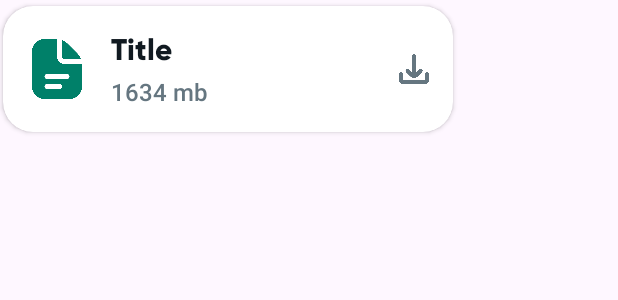
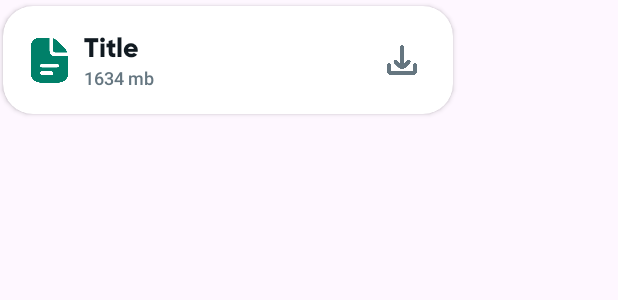
Before and after one commit to rajmaru/TempMail, an Android app: the layout attachments_layout.xml on its own in the app's theme, with its tools: preview values and no code run, on a phone screen of 412 x 824 dp. Shown: the top 300 px of the screen. Run offline under Robolectric (Android 15) with nearby library versions, the phone set to English and light mode, and no system bars.

Commit message:
Initial commit

```diff
--- a/app/src/main/java/com/one/tempmail/Adapter/InboxAdapter.java
+++ b/app/src/main/java/com/one/tempmail/Adapter/InboxAdapter.java
@@ -14,14 +14,14 @@ import com.one.tempmail.R;
 import com.one.tempmail.UI.MainActivity;
 import com.one.tempmail.UI.OpenMail;
 
-import java.util.ArrayList;
+import java.util.List;
 
 public class InboxAdapter extends RecyclerView.Adapter<InboxAdapter.InboxViewHolder>{
 
-    ArrayList<InboxData> inboxDataList;
+    List<InboxData> inboxDataList;
     MainActivity activity;
 
-    public InboxAdapter(MainActivity activity, ArrayList<InboxData> inboxDataList) {
+    public InboxAdapter(MainActivity activity, List<InboxData> inboxDataList) {
         this.inboxDataList = inboxDataList;
         this.activity = activity;
     }
--- a/app/src/main/java/com/one/tempmail/Constants/Constants.java
+++ b/app/src/main/java/com/one/tempmail/Constants/Constants.java
@@ -1,7 +1,8 @@
 package com.one.tempmail.Constants;
 
 public class Constants {
-    public static final String BASE_URL = "https://www.1secmail.com/api/v1/";
+    public static final String BASE_URL = "https://www.1secmail.com/";
+    public static final String ACTION_GET_RANDOM_EMAIL = "genRandomMailbox";
     public static final String ACTION_GET_MESSAGES = "getMessages";
     public static final String ACTION_READ_MESSAGE = "readMessage";
     public static final String ACTION_DOWNLOAD = "download";
--- a/app/src/main/java/com/one/tempmail/UI/OpenMail.java
+++ b/app/src/main/java/com/one/tempmail/UI/OpenMail.java
@@ -43,6 +43,12 @@ public class OpenMail extends AppCompatActivity {
     }
 
     private void setAttachmentsAdapter() {
+        fakeData = new ArrayList<>();
+        fakeData.add(new AttachmentsData("asdfaf","application\\/pdf", 100));
+        fakeData.add(new AttachmentsData("asdfaf","application\\/pdf", 100));
+        fakeData.add(new AttachmentsData("asdfaf","application\\/pdf", 100));
+        fakeData.add(new AttachmentsData("asdfaf","application\\/pdf", 100));
+        fakeData.add(new AttachmentsData("asdfaf","application\\/pdf", 100));
         if (!fakeData.isEmpty()) {
             binding.attachmentsRv.setVisibility(View.VISIBLE);
             adapter = new AttachmentsAdapter(this, fakeData);
--- a/app/src/main/res/layout/attachments_layout.xml
+++ b/app/src/main/res/layout/attachments_layout.xml
@@ -20,12 +20,12 @@
 
         <ImageView
             android:id="@+id/iconAttachments"
-            android:layout_width="40dp"
-            android:layout_height="40dp"
+            android:layout_width="30dp"
+            android:layout_height="0dp"
             android:layout_marginStart="16dp"
-            app:layout_constraintBottom_toBottomOf="parent"
+            app:layout_constraintBottom_toBottomOf="@+id/sizeAttachments"
             app:layout_constraintStart_toStartOf="parent"
-            app:layout_constraintTop_toTopOf="parent"
+            app:layout_constraintTop_toTopOf="@+id/titleAttachments"
             app:srcCompat="@drawable/ic_document"
             app:tint="@color/green" />
 
@@ -33,7 +33,7 @@
             android:id="@+id/titleAttachments"
             android:layout_width="0dp"
             android:layout_height="wrap_content"
-            android:layout_marginStart="16dp"
+            android:layout_marginStart="8dp"
             android:layout_marginTop="16dp"
             android:layout_marginEnd="16dp"
             android:ellipsize="end"
@@ -41,7 +41,7 @@
             android:maxLines="1"
             android:text="Title"
             android:textColor="@color/text_title"
-            android:textSize="20sp"
+            android:textSize="18sp"
             app:layout_constraintEnd_toStartOf="@+id/downloadAttachments"
             app:layout_constraintStart_toEndOf="@+id/iconAttachments"
             app:layout_constraintTop_toTopOf="parent" />
@@ -50,12 +50,11 @@
             android:id="@+id/sizeAttachments"
             android:layout_width="wrap_content"
             android:layout_height="wrap_content"
-            android:layout_marginTop="4dp"
             android:layout_marginBottom="16dp"
             android:fontFamily="sans-serif-medium"
             android:text="1634 mb"
             android:textColor="@color/text_subtitle"
-            android:textSize="16sp"
+            android:textSize="12sp"
             app:layout_constraintBottom_toBottomOf="parent"
             app:layout_constraintStart_toStartOf="@+id/titleAttachments"
             app:layout_constraintTop_toBottomOf="@+id/titleAttachments" />
@@ -64,7 +63,7 @@
             android:id="@+id/downloadAttachments"
             android:layout_width="20dp"
             android:layout_height="20dp"
-            android:layout_marginEnd="16dp"
+            android:layout_marginEnd="24dp"
             android:src="@drawable/ic_download"
             app:layout_constraintBottom_toBottomOf="parent"
             app:layout_constraintEnd_toEndOf="parent"
--- a/app/src/main/res/layout/inbox_layout.xml
+++ b/app/src/main/res/layout/inbox_layout.xml
@@ -16,7 +16,7 @@
         android:fontFamily="@font/gilroy_bold"
         android:text="adgflj@gmail.com"
         android:textColor="@color/text_title"
-        android:textSize="20sp"
+        android:textSize="18sp"
         app:layout_constraintStart_toStartOf="parent"
         app:layout_constraintTop_toTopOf="parent" />
 
@@ -29,7 +29,7 @@
         android:maxLines="3"
         android:text="how are you"
         android:textColor="@color/text_subtitle"
-        android:textSize="18sp"
+        android:textSize="16sp"
         app:layout_constraintStart_toStartOf="@+id/senderEmailInbox"
         app:layout_constraintTop_toBottomOf="@+id/senderEmailInbox" />
 
```
Also changed, not shown: app/src/main/java/com/one/tempmail/Api/ApiRequest.java (added, +18 -0 lines), app/src/main/java/com/one/tempmail/Api/RetrofitRequest.java (added, +23 -0 lines), app/src/main/java/com/one/tempmail/Repository/ApiRepository.java (added, +43 -0 lines), app/src/main/java/com/one/tempmail/UI/MainActivity.java (+41 -15 lines), app/src/main/java/com/one/tempmail/ViewModel/ApiViewModel.java (added, +25 -0 lines), app/src/main/res/layout/activity_main.xml (+4 -4 lines), app/src/main/res/layout/activity_open_mail.xml (+3 -4 lines).
